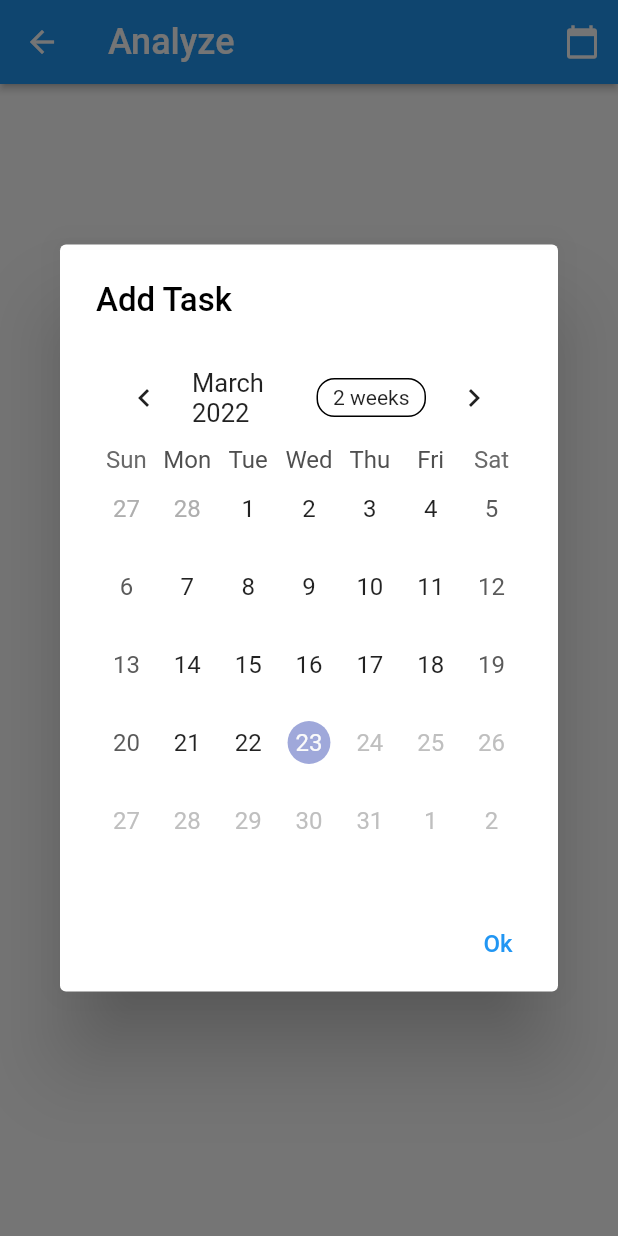
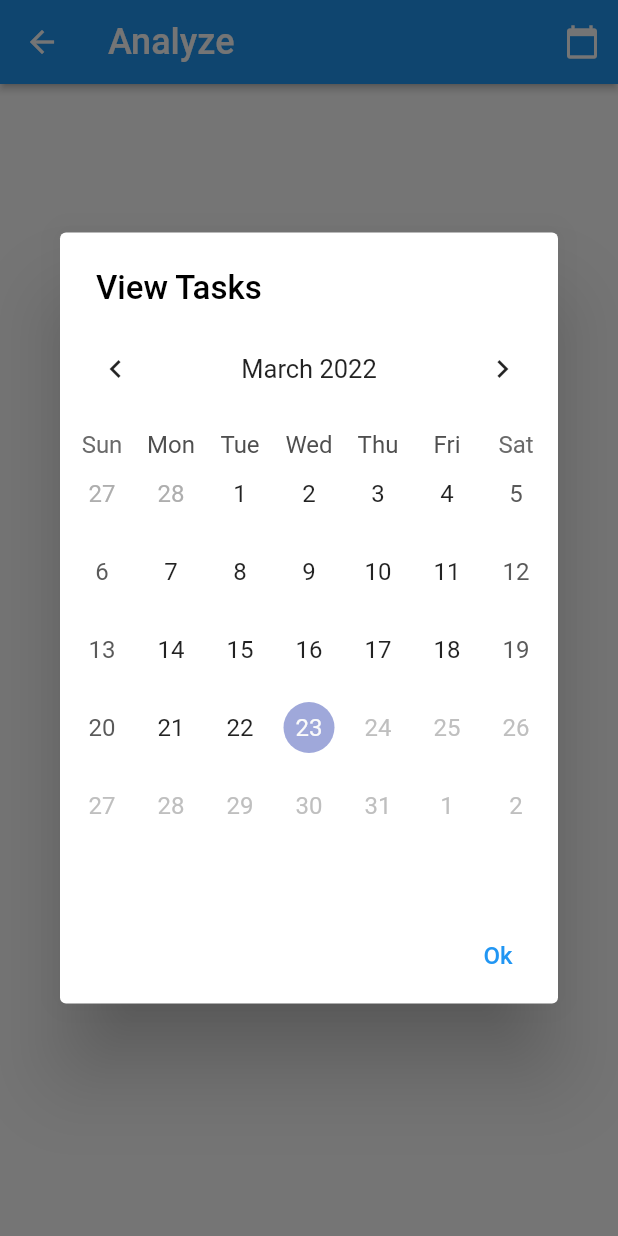
Before and after one commit to eriasventuresllc/taskstats, a Flutter app: the Analyze screen opened directly, after a tap on the "calendar today" icon, on a phone screen of 412 x 824 dp. Run offline on Flutter 3.47's test engine with Material 2 defaults, Android fonts, the phone set to English and light mode, and no system bars; drawn by our look-alikes of fl_chart, table_calendar; our stand-ins replace cloud_firestore, firebase_auth, firebase_core, shared_preferences; accounts and stored records are empty; network calls fail; statements that could not run were skipped.

Commit message:
working through analyze data

```diff
--- a/lib/analyze.dart
+++ b/lib/analyze.dart
@@ -1,9 +1,13 @@
+import 'dart:convert';
 import 'dart:io';
 
+import 'package:cloud_firestore/cloud_firestore.dart';
 import 'package:flutter/cupertino.dart';
 import 'package:flutter/material.dart';
 import 'package:fl_chart/fl_chart.dart';
 import 'package:table_calendar/table_calendar.dart';
+
+import 'data.dart';
 
 class Analyze extends StatefulWidget {
   const Analyze({Key? key}) : super(key: key);
@@ -13,22 +17,30 @@ class Analyze extends StatefulWidget {
 }
 
 class AnalyzeState extends State<Analyze> {
+  Map<String, int> totalData = {};
   List<BarChartGroupData> analyzeData = [];
   CalendarFormat _calendarFormat = CalendarFormat.month;
-  RangeSelectionMode _rangeSelectionMode = RangeSelectionMode
-      .toggledOn; // Can be toggled on/off by longpressing a date
+  RangeSelectionMode _rangeSelectionMode = RangeSelectionMode.toggledOn;
   DateTime _focusedDay = DateTime.now();
   DateTime? _selectedDay;
   DateTime? _rangeStart;
   DateTime? _rangeEnd;
+  DateTime dateMinusYear = DateTime.now();
+  Data data = Data();
+
+  AnalyzeState() {
+    dateMinusYear = DateTime(dateMinusYear.year-1,
+        dateMinusYear.month, dateMinusYear.day);
+  }
 
   void requestData() async {
-    for(int x = 0; x < 10; ++x) {
+    for (int x = 0; x < 10; ++x) {
       BarChartGroupData ele = BarChartGroupData(
         x: x,
         barRods: [
           BarChartRodData(
-              colors: [const Color.fromRGBO(239, 83, 80, 1), Colors.red], toY: 15.0)
+              colors: [const Color.fromRGBO(239, 83, 80, 1), Colors.red],
+              toY: 15.0)
         ],
       );
       analyzeData.add(ele);
@@ -47,13 +59,20 @@ class AnalyzeState extends State<Analyze> {
       appBar: AppBar(
         backgroundColor: Colors.blue,
         elevation: 2,
-        title: const Text("Analyze", style: TextStyle(color: Colors.white, fontSize: 24)),
-        actions:  [
-          IconButton(onPressed: ()=> _showAddDialog(), icon: const Icon(Icons.calendar_today))
+        title: const Text("Analyze",
+            style: TextStyle(color: Colors.white, fontSize: 24)),
+        actions: [
+          IconButton(
+              onPressed: () => _showAddDialog(),
+              icon: const Icon(Icons.calendar_today))
         ],
       ),
       body: Stack(children: [
-        Column(crossAxisAlignment: CrossAxisAlignment.stretch, mainAxisAlignment: MainAxisAlignment.start, mainAxisSize: MainAxisSize.max, children: [
+        Column(
+            crossAxisAlignment: CrossAxisAlignment.stretch,
+            mainAxisAlignment: MainAxisAlignment.start,
+            mainAxisSize: MainAxisSize.max,
+            children: [
               const Padding(
                 padding: EdgeInsets.only(left: 18, top: 15),
                 child: Text(
@@ -107,7 +126,8 @@ class AnalyzeState extends State<Analyze> {
                           //groupsSpace: 40,
                           barGroups: analyzeData,
                         ),
-                    swapAnimationDuration: Duration(milliseconds: 600),
+                        swapAnimationDuration:
+                            const Duration(milliseconds: 600),
                       ),
                     ),
                   ),
@@ -122,16 +142,23 @@ class AnalyzeState extends State<Analyze> {
     showDialog(
         context: context,
         builder: (BuildContext context) {
+          return StatefulBuilder(builder:
+              (BuildContext context, void Function(void Function()) setState) {
             return AlertDialog(
+              contentPadding: const EdgeInsets.symmetric(horizontal: 5),
                 backgroundColor: Colors.white,
-              title: const Text("Add Task",
+                title: const Text("View Tasks",
                     style: TextStyle(color: Colors.black, fontSize: 22.0)),
-              content: Container(
+                content: SizedBox(
                   width: double.maxFinite,
-                child: ListView(
-                    shrinkWrap: true,
-                  children: [TableCalendar(
-                    firstDay: DateTime(2022, 2, 13),
+                  height: 400,
+                  child: TableCalendar(
+                    headerStyle: const HeaderStyle(
+                      formatButtonVisible: false,
+                      titleCentered: true,
+                      headerPadding: EdgeInsets.symmetric(vertical: 17),
+                    ),
+                    firstDay: dateMinusYear,
                     lastDay: DateTime.now(),
                     focusedDay: _focusedDay,
                     selectedDayPredicate: (day) => isSameDay(_selectedDay, day),
@@ -151,6 +178,8 @@ class AnalyzeState extends State<Analyze> {
                       }
                     },
                     onRangeSelected: (start, end, focusedDay) {
+                      print(start);
+                      print(end);
                       setState(() {
                         _selectedDay = null;
                         _focusedDay = focusedDay;
@@ -169,7 +198,6 @@ class AnalyzeState extends State<Analyze> {
                     onPageChanged: (focusedDay) {
                       _focusedDay = focusedDay;
                     },
-                  ),]
                   ),
                 ),
                 actions: <Widget>[
@@ -178,12 +206,29 @@ class AnalyzeState extends State<Analyze> {
                       "Ok",
                       style: TextStyle(fontSize: 16.0),
                     ),
-                  onPressed: () {
-
+                    onPressed: () async {
+                      //print('here');
+                      // wip
+                      QuerySnapshot tmp = await data.getAnalyticsForRange(
+                          _rangeStart!, _rangeEnd!);
+                      tmp.docs.forEach((element) {
+                        var data = element.data();
+                        var tmp = Map<dynamic, dynamic>.from(data as Map<dynamic, dynamic>);
+                        //var tmp = jsonDecode(data.toString());
+                        String task = element.get('task');
+                        int dur = element.get('duration');
+                        if(totalData.containsKey(task)) {
+                          totalData[task] = totalData[task]! + dur;
+                        } else {
+                          totalData[task] = dur;
+                        }
+                      });
+                      print(totalData);
+                      Navigator.pop(context);
                     },
                   ),
                 ]);
           });
+        });
   }
-
 }
```
Also changed, not shown: lib/data.dart (+23 -1 lines), lib/task_event.dart (added, +9 -0 lines). Lines whose indentation alone changed are shown as unchanged.
